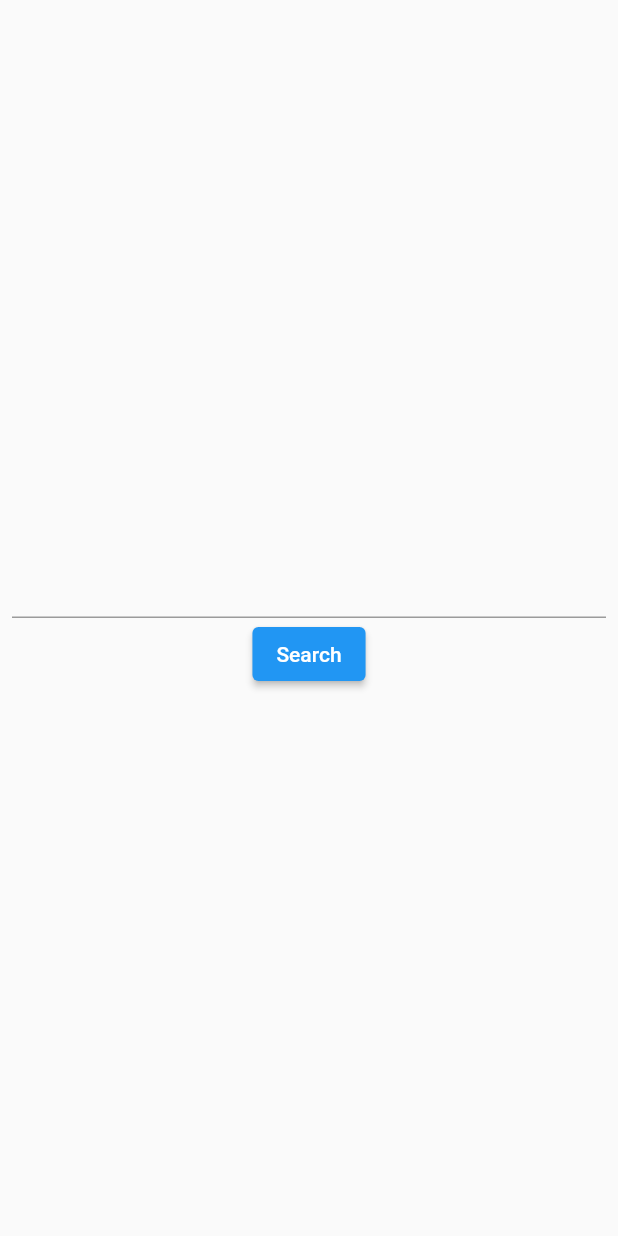
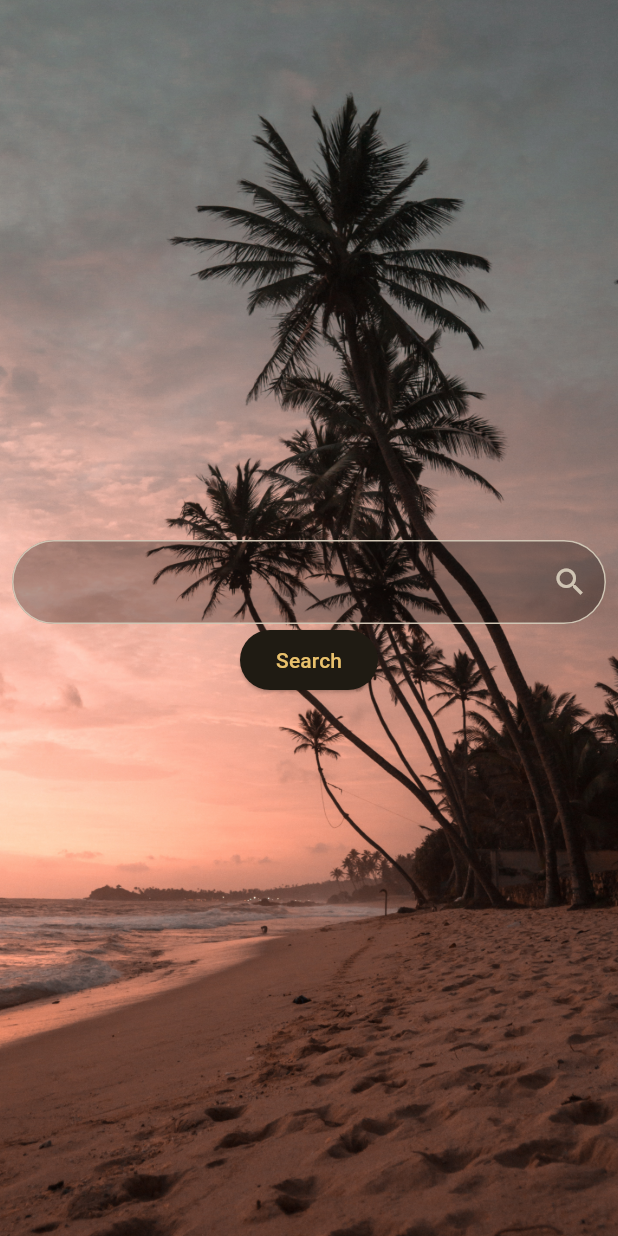
Before and after one commit to siva636/pexels_view, a Flutter app: the screen it shows after launch, on a phone screen of 412 x 824 dp. Run offline on Flutter 3.47's test engine with Material 2 defaults, Android fonts, the phone set to English and light mode, and no system bars; our stand-ins replace flutter_dotenv.

Commit message:
Search page UI/UX improvements

```diff
--- a/lib/src/app.dart
+++ b/lib/src/app.dart
@@ -10,7 +10,11 @@ class App extends StatelessWidget {
     return MaterialApp(
       debugShowCheckedModeBanner: false,
       title: title,
-      theme: ThemeData(),
+      theme: ThemeData(
+        useMaterial3: true,
+        colorSchemeSeed: Colors.amber,
+        brightness: Brightness.dark,
+      ).copyWith(errorColor: Colors.red),
       home: const Search(),
     );
   }
--- a/lib/src/search/search.dart
+++ b/lib/src/search/search.dart
@@ -31,7 +31,13 @@ class _SearchState extends State<Search> {
   @override
   Widget build(BuildContext context) {
     return Scaffold(
-      body: Padding(
+      body: Container(
+        decoration: const BoxDecoration(
+          image: DecorationImage(
+            image: AssetImage('assets/images/bg.jpg'),
+            fit: BoxFit.cover,
+          ),
+        ),
         padding: const EdgeInsets.all(screenPadding),
         child: Center(
           child: Form(
@@ -48,6 +54,14 @@ class _SearchState extends State<Search> {
                       return null;
                     }
                   },
+                  decoration: InputDecoration(
+                    border: OutlineInputBorder(
+                      borderRadius: BorderRadius.circular(30),
+                    ),
+                    fillColor: Colors.black.withOpacity(0.3),
+                    filled: true,
+                    suffixIcon: const Icon(Icons.search),
+                  ),
                 ),
                 ElevatedButton(
                   onPressed: () async {
--- a/pubspec.yaml
+++ b/pubspec.yaml
@@ -62,6 +62,7 @@ flutter:
   # To add assets to your application, add an assets section, like this:
   assets:
     - .env
+    - assets/images/
   #   - images/a_dot_burr.jpeg
   #   - images/a_dot_ham.jpeg
 
```
Also changed, not shown: assets/images/bg.jpg (added).
